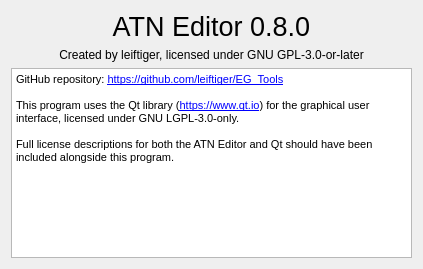
leiftiger/EG_Tools, file editor/UI/UI_AboutWindow.ui: the form before one commit.
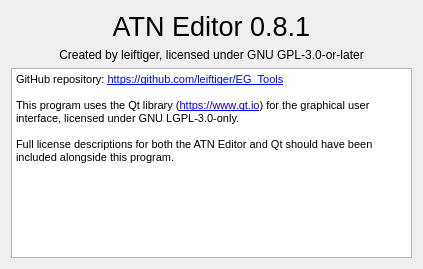
The form after the commit.

```diff
--- a/editor/UI/UI_AboutWindow.ui
+++ b/editor/UI/UI_AboutWindow.ui
@@ -29,7 +29,7 @@
        </font>
       </property>
       <property name="text">
-       <string>ATN Editor 0.8.0</string>
+       <string>ATN Editor 0.8.1</string>
       </property>
       <property name="alignment">
        <set>Qt::AlignHCenter|Qt::AlignTop</set>
```
